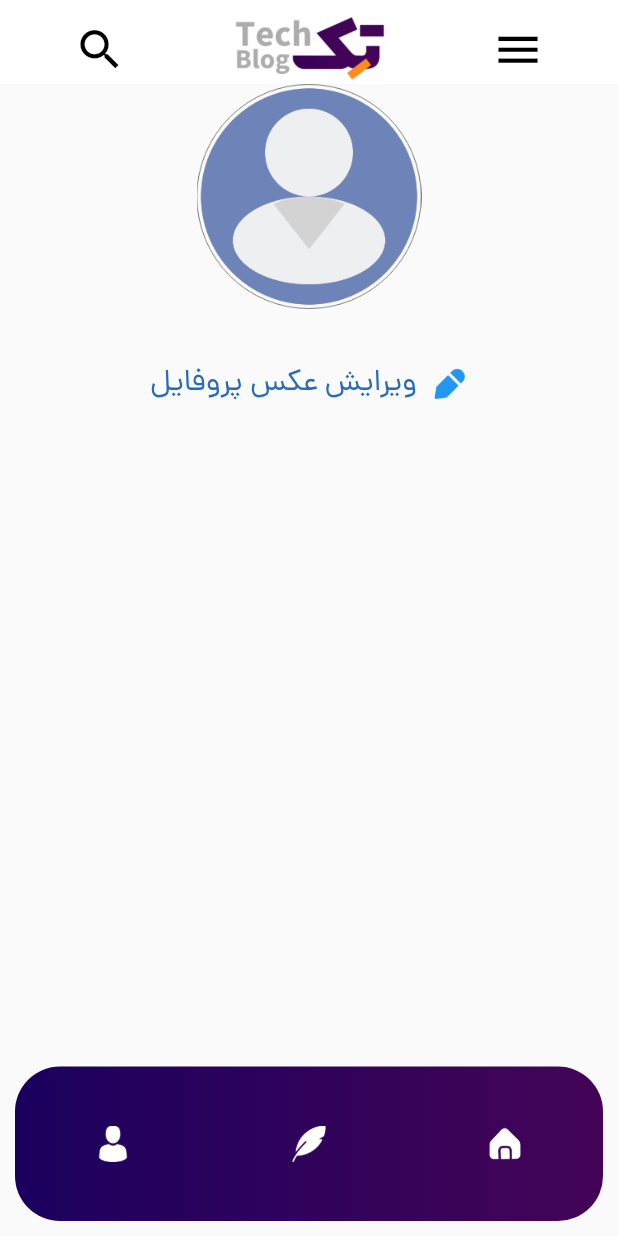
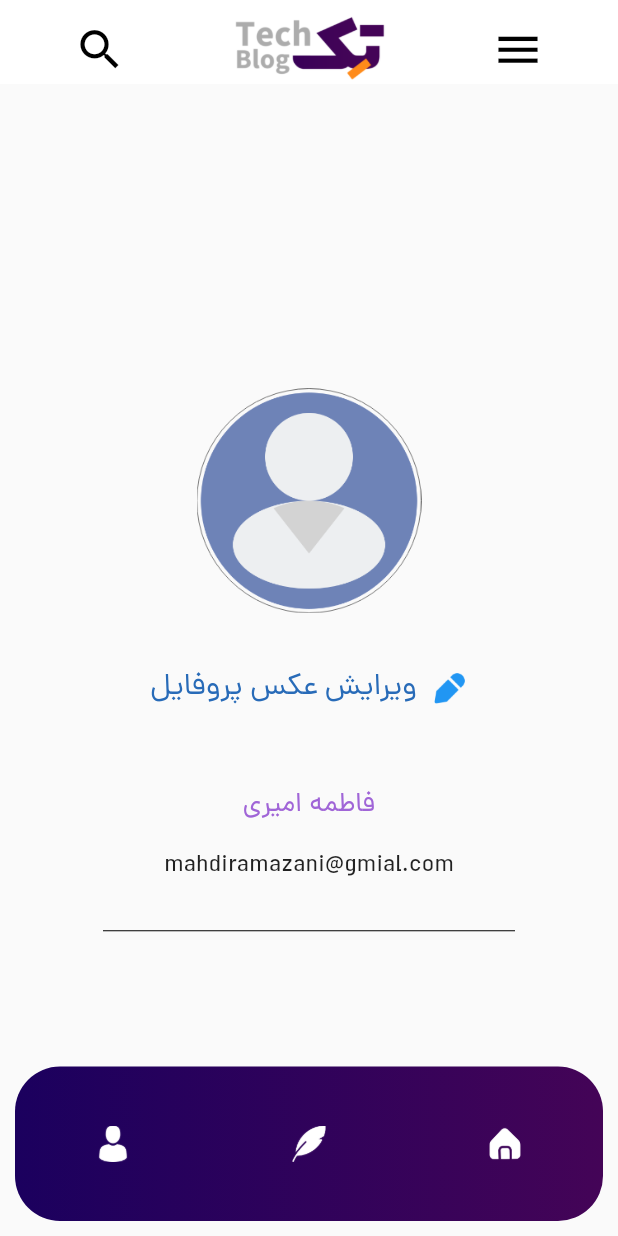
Before and after one commit to mahdiramezanii/tech-blog, a Flutter app: the screen it shows after launch, on a phone screen of 412 x 824 dp. Run offline on Flutter 3.47's test engine with Material 2 defaults, Android fonts, the phone set to English and light mode, and no system bars; our stand-ins replace flutter_spinkit.

Commit message:
add a new widget in Profile View -> Divider(for raw a simplae line in page

```diff
--- a/lib/views/home_page.dart
+++ b/lib/views/home_page.dart
@@ -43,7 +43,7 @@ class HomePage extends StatelessWidget {
           body: Stack(
             children:
           [
-          Positioned.fill(child: ProfileView(size: size)),
+          Center(child: Positioned.fill(child: ProfileView(size: size))),
           Positioned(
             bottom: 10,
             left: 10,
--- a/lib/views/profileView.dart
+++ b/lib/views/profileView.dart
@@ -16,19 +16,43 @@ class ProfileView extends StatelessWidget {
   Widget build(BuildContext context) {
     return SingleChildScrollView(
         child: Column(
-        //crossAxisAlignment: CrossAxisAlignment.center,
+        // crossAxisAlignment: CrossAxisAlignment.center,
         children: [
 
         Image(image: AssetImage(Assets.images.user.path),height: 150,),
-        SizedBox(height: 35,),
+        const SizedBox(height: 35,),
         Row(
           mainAxisAlignment: MainAxisAlignment.center,
           children: [
 
           ImageIcon(AssetImage(Assets.icons.pen.path),color: Colors.blue,),
           SizedBox(width: 10,),
-          Text("ویرایش عکس پروفایل",style: Theme.of(context).textTheme.headline3,)
-        ],)
+          Text("ویرایش عکس پروفایل",style: Theme.of(context).textTheme.headline3,),
+
+
+        ],),
+        const SizedBox(height: 50,),
+        const Text("فاطمه امیری",style: TextStyle(
+          fontFamily: "dana",
+          fontWeight: FontWeight.w300,
+          color:Color.fromARGB(255, 160, 101, 215),
+          fontSize: 18,
+        ),),
+        const SizedBox(height: 15,),
+        const Text("mahdiramazani@gmial.com",style: TextStyle(
+          fontFamily: "dana",
+          fontSize: 16,
+          fontWeight: FontWeight.w300,
+        ),),
+        const SizedBox(height: 30,),
+
+        Divider(
+          color: Colors.black,
+          height: 1.3,
+          indent: size.width/6,
+          endIndent: size.width/6,
+        )
+
 
         //
         ],
```
